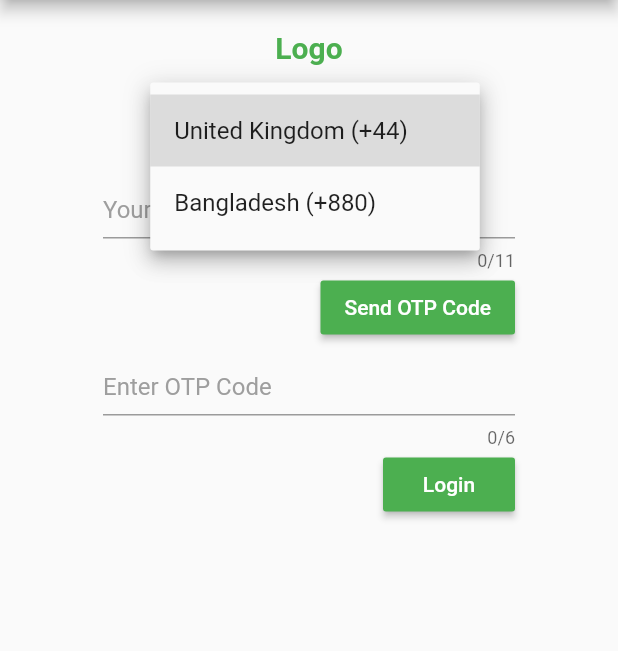
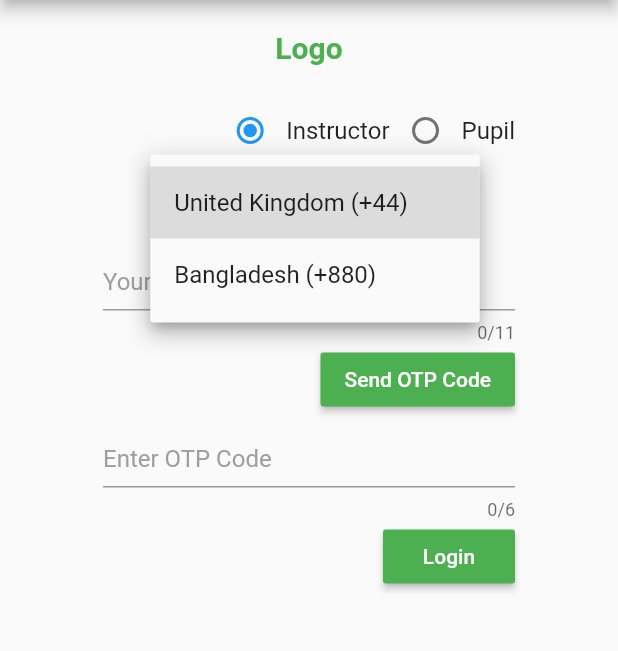
Before and after one commit to gang-of-four-bangladesh/AdiBook, a Flutter app: the screen it shows after launch, after a tap on "United Kingdom (+44)", on a phone screen of 412 x 824 dp, the part 84-735 px from its top. Run offline on Flutter 3.47's test engine with Material 2 defaults, Android fonts, the phone set to English and light mode, and no system bars; our stand-ins replace cloud_firestore, device_info, eva_icons_flutter, firebase_auth, firebase_storage, image_picker and 2 more; missing offline and left inert: flutter_clean_calendar; accounts and stored records are empty; network calls fail.

Commit message:
instroduce option for instructor/pupil login

```diff
--- a/lib/app.dart
+++ b/lib/app.dart
@@ -2,6 +2,7 @@ import 'package:adibook/pages/home_page.dart';
 import 'package:adibook/pages/image_upload.dart';
 import 'package:adibook/pages/login_page.dart';
 import 'package:adibook/pages/pupil_activity.dart';
+import 'package:adibook/pages/pupil_home_page.dart';
 import 'package:adibook/pages/pupil_registration.dart';
 import 'package:adibook/utils/constants.dart';
 import 'package:flutter/material.dart';
@@ -18,9 +19,11 @@ class AdiBookApp extends StatelessWidget {
       routes: <String, WidgetBuilder>{
         PageRoutes.LoginPage: (BuildContext context) => LoginPage(),
         PageRoutes.HomePage: (BuildContext context) => HomePage(),
-        PageRoutes.PupilRegistrationPage: (BuildContext context) => PupilRegistration(),
+        PageRoutes.PupilRegistrationPage: (BuildContext context) =>
+            PupilRegistration(),
         PageRoutes.ImageUploadPage: (BuildContext context) => ImageUpload(),
         PageRoutes.PupilActivity: (BuildContext context) => PupilActivity(),
+        PageRoutes.PupilHomePage: (BuildContext context) => PupilHomePage(),
       },
     );
   }
--- a/lib/core/log_manager.dart
+++ b/lib/core/log_manager.dart
@@ -89,7 +89,7 @@ class StorageLogWriter implements LogWriter {
 
   Future<void> _deleteFileIfSizeExits(File file) async {
     var fileSize = await file.length() / (1024 * 1024); //MB
-    print('Log file size in disk $fileSize KB.');
+    print('Log file size in disk $fileSize MB.');
     if (fileSize >= 1) //Greater than or equal 1 MB
     {
       print('Deleting log file.');
--- a/lib/main.dart
+++ b/lib/main.dart
@@ -1,7 +1,10 @@
 import 'package:adibook/app.dart';
 import 'package:adibook/core/log_manager.dart';
+import 'package:adibook/models/user.dart';
 import 'package:adibook/pages/home_page.dart';
 import 'package:adibook/pages/login_page.dart';
+import 'package:adibook/pages/pupil_home_page.dart';
+import 'package:adibook/utils/constants.dart';
 import 'package:adibook/utils/device_info.dart';
 import 'package:firebase_auth/firebase_auth.dart';
 import 'package:flutter/material.dart';
@@ -10,7 +13,8 @@ import 'package:logging/logging.dart';
 
 Future main() async {
   await DeviceInfo.initializeDeviceState();
-  var logWriter = DeviceInfo.isOnPhysicalDevice ? StorageLogWriter() : ConsoleLogWriter();
+  var logWriter =
+      DeviceInfo.isOnPhysicalDevice ? StorageLogWriter() : ConsoleLogWriter();
   await LoggerSetup.setupLogger(logWriter: logWriter);
   var _logger = Logger('main');
   await SystemChrome.setPreferredOrientations([DeviceOrientation.portraitUp]);
@@ -20,7 +24,10 @@ Future main() async {
   _logger.info('FirebaseAuth.instance.currentUser()? $currentUser');
   if (currentUser != null) {
     _logger.info('Logged in user $currentUser');
-    _defaultPage = HomePage();
+    var adiBookUser = await User(id: currentUser.uid).getUser();
+    _defaultPage = adiBookUser.userType == UserType.Instructor
+        ? HomePage()
+        : PupilHomePage();
   }
   runApp(AdiBookApp(_defaultPage));
   _logger.info(
--- a/lib/pages/home_page.dart
+++ b/lib/pages/home_page.dart
@@ -1,4 +1,3 @@
-import 'package:adibook/models/user.dart';
 import 'package:adibook/utils/user_manager.dart';
 import 'package:eva_icons_flutter/eva_icons_flutter.dart';
 import 'package:flutter/material.dart';
@@ -9,14 +8,13 @@ import 'message_list_section.dart';
 import 'more_list_section.dart';
 import 'pupil_list_section.dart';
 
-CommonClass commonClass = new CommonClass();
-
 class HomePage extends StatefulWidget {
   @override
   _HomePageState createState() => _HomePageState();
 }
 
 class _HomePageState extends State<HomePage> {
+  CommonClass commonClass = new CommonClass();
   int _selectedPage = 0;
   String appbarTitle = "Pupil";
   setAppbarTitle(int selectedPage) {
--- a/lib/pages/login_page.dart
+++ b/lib/pages/login_page.dart
@@ -15,16 +15,14 @@ class LoginPage extends StatefulWidget {
   _LoginPageState createState() => _LoginPageState();
 }
 
-enum SingedBy { instructor, pupil }
-
 class _LoginPageState extends State<LoginPage> {
   TextEditingController _countryCodeController = TextEditingController();
   TextEditingController _smsCodeController = TextEditingController();
   TextEditingController _phoneNumberController = TextEditingController();
   String verificationId;
-  SingedBy _signedBy = SingedBy.instructor;
   String _selectedCountry = CountryWisePhoneCode.keys.first;
   Logger _logger;
+  UserType _selectedUserType = UserType.Instructor;
 
   _LoginPageState() {
     if (!DeviceInfo.isOnPhysicalDevice) {
@@ -42,9 +40,8 @@ class _LoginPageState extends State<LoginPage> {
         print("tap");
       };
     }
-    var screen_width = MediaQuery.of(context).size.width;
-    var screen_height = MediaQuery.of(context).size.height;
-    var one_fourth_width = screen_width / 6;
+    var _screenWidth = MediaQuery.of(context).size.width;
+    var _oneFourthWidth = _screenWidth / 6;
     this._countryCodeController.text = "+44";
     return new Scaffold(
       appBar: new AppBar(
@@ -55,8 +52,8 @@ class _LoginPageState extends State<LoginPage> {
       body: new Center(
         child: Padding(
           padding: EdgeInsets.only(
-            left: one_fourth_width,
-            right: one_fourth_width,
+            left: _oneFourthWidth,
+            right: _oneFourthWidth,
             top: 20,
           ),
           child: new Column(
@@ -72,21 +69,34 @@ class _LoginPageState extends State<LoginPage> {
               SizedBox(
                 height: 20,
               ),
-              // TextField(
-              //   //controller: _countryCodeController,
-              //   readOnly: true,
-              //   enabled: false,
-              //   textAlignVertical: TextAlignVertical.bottom,
-              //   decoration: InputDecoration(
-              //     hintText: "United Kingdom (+44)",
-              //     hintStyle: TextStyle(color: Colors.green),
-              //   ),
-              // ),
+              Row(
+                mainAxisAlignment: MainAxisAlignment.end,
+                children: <Widget>[
+                  Radio(
+                    value: UserType.Instructor,
+                    groupValue: _selectedUserType,
+                    onChanged: _onUserTypeSelected,
+                  ),
+                  Text(
+                    'Instructor',
+                    style: TextStyle(fontSize: 16.0),
+                  ),
+                  Radio(
+                    value: UserType.Pupil,
+                    groupValue: _selectedUserType,
+                    onChanged: _onUserTypeSelected,
+                  ),
+                  Text(
+                    'Pupil',
+                    style: TextStyle(fontSize: 16.0),
+                  ),
+                ],
+              ),
               DropdownButton<String>(
                 items: CountryWisePhoneCode.keys.map((String country) {
-                  return new DropdownMenuItem<String>(
+                  return DropdownMenuItem<String>(
                     value: country,
-                    child: new Text(country),
+                    child: Text(country),
                   );
                 }).toList(),
                 onChanged: (String value) {
@@ -117,35 +127,6 @@ class _LoginPageState extends State<LoginPage> {
                   ),
                 ),
               ),
-              // Align(
-              //   alignment: Alignment.centerRight,
-              //   child: Column(
-              //     crossAxisAlignment: CrossAxisAlignment.start,
-              //     mainAxisAlignment: MainAxisAlignment.start,
-              //     children: <Widget>[
-              //       RadioListTile<SingedBy>(
-              //         title: const Text('Instructor'),
-              //         value: SingedBy.instructor,
-              //         groupValue: _signedBy,
-              //         onChanged: (SingedBy value) {
-              //           setState(() {
-              //             _signedBy = value;
-              //           });
-              //         },
-              //       ),
-              //       RadioListTile<SingedBy>(
-              //         title: const Text('Pupil'),
-              //         value: SingedBy.pupil,
-              //         groupValue: _signedBy,
-              //         onChanged: (SingedBy value) {
-              //           setState(() {
-              //             _signedBy = value;
-              //           });
-              //         },
-              //       ),
-              //     ],
-              //   ),
-              // ),
               TextField(
                 controller: _smsCodeController,
                 keyboardType: TextInputType.number,
@@ -187,6 +168,13 @@ class _LoginPageState extends State<LoginPage> {
     );
   }
 
+  Future _onUserTypeSelected(value) async {
+    setState(() {
+      this._selectedUserType = value;
+      _logger.info('User type $value selected.');
+    });
+  }
+
   /// Sign in using an sms code as input.
   void _onPressLoginButton() async {
     setState(() {
@@ -205,7 +193,8 @@ class _LoginPageState extends State<LoginPage> {
     AuthCredential authCredential = PhoneAuthProvider.getCredential(
         verificationId: verificationId, smsCode: this._smsCodeController.text);
     var user = await _signInUser(authCredential);
-    await UserManager.createUser(id: user.uid, userType: UserType.Instructor);
+    await UserManager.createUser(id: user.uid, userType: this._selectedUserType);
+    _logger.fine('User ${user.uid} created in firestore Users collection.');
     Navigator.of(context).pushNamed(PageRoutes.HomePage);
   }
 
@@ -244,6 +233,8 @@ class _LoginPageState extends State<LoginPage> {
       var message =
           'PhoneVerificationCompleted. signed in with phone number successful. sms code -> ${this._smsCodeController.text}, user -> $user';
       _logger.fine(message);
+      await UserManager.createUser(id: user.uid, userType: this._selectedUserType);
+      _logger.fine('User ${user.uid} created in firestore Users collection.');
       Navigator.of(context).pushNamed(PageRoutes.HomePage);
     };
 
--- a/lib/utils/constants.dart
+++ b/lib/utils/constants.dart
@@ -17,6 +17,7 @@ class PageRoutes {
   static const String PupilRegistrationPage = '/pupil_registration';
   static const String ImageUploadPage = '/image_upload';
   static const String PupilActivity = '/pupil_activity';
+  static const String PupilHomePage = '/pupil_home_page';
 }
 
 class SharedPreferenceKeys {
```
Also changed, not shown: lib/pages/pupil_home_page.dart (added, +18 -0 lines), lib/pages/pupil_list_section.dart (+8 -5 lines), pubspec.lock.
